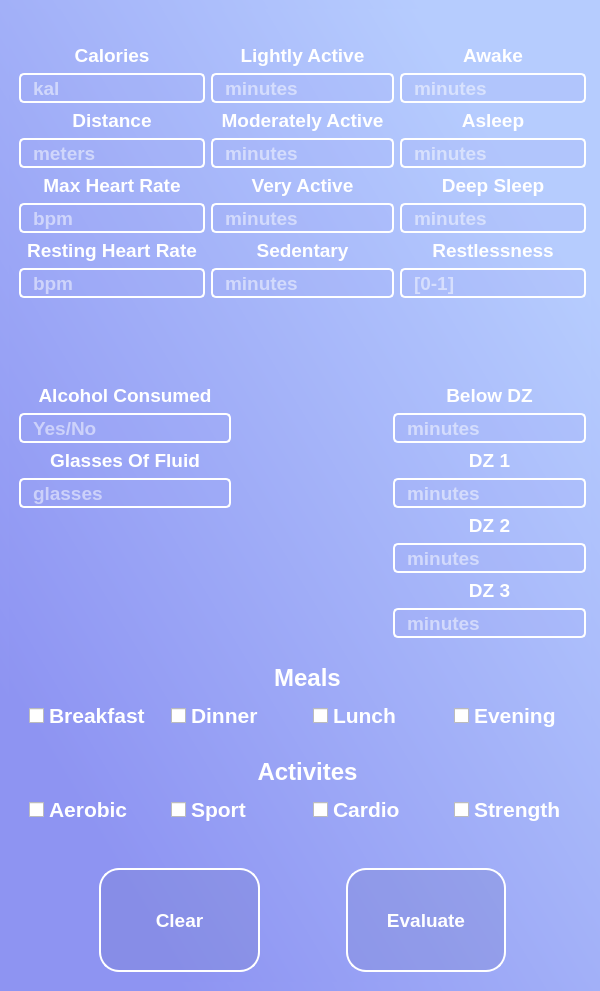
This is main.ui in OlehRelang/SleepScoreApp as Qt 5 draws it before an edit. The edited form follows.
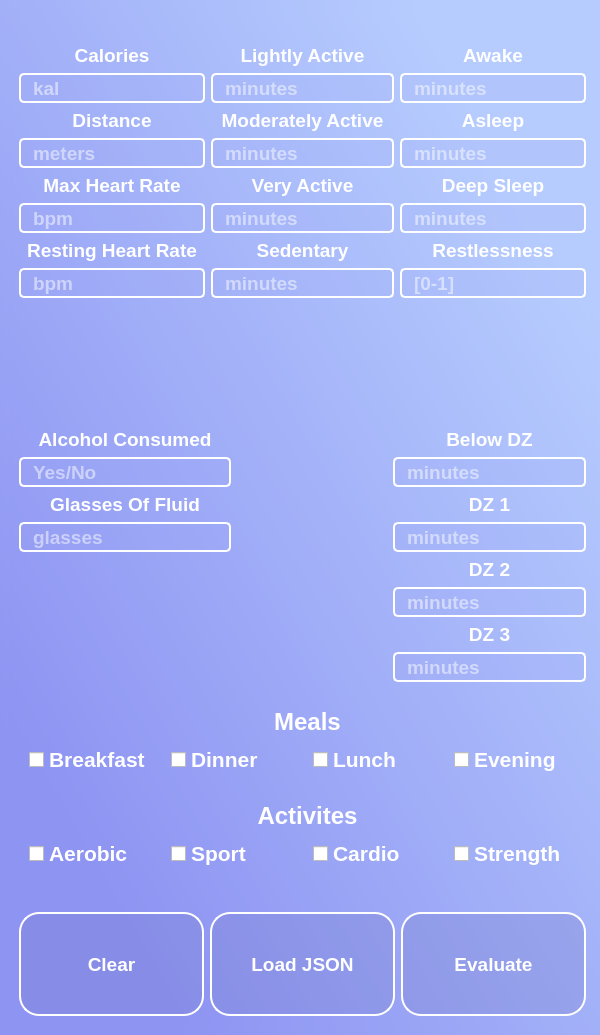
This is the edited form. The open tabs and pages were chosen to show the change.

```diff
--- a/main.ui
+++ b/main.ui
@@ -7,7 +7,7 @@
     <x>0</x>
     <y>0</y>
     <width>600</width>
-    <height>991</height>
+    <height>1035</height>
    </rect>
   </property>
   <property name="windowTitle">
@@ -1521,22 +1521,6 @@
           <property name="sizeConstraint">
            <enum>QLayout::SizeConstraint::SetDefaultConstraint</enum>
           </property>
-          <item>
-           <spacer name="horizontalSpacer_3">
-            <property name="orientation">
-             <enum>Qt::Orientation::Horizontal</enum>
-            </property>
-            <property name="sizeType">
-             <enum>QSizePolicy::Policy::Fixed</enum>
-            </property>
-            <property name="sizeHint" stdset="0">
-             <size>
-              <width>80</width>
-              <height>20</height>
-             </size>
-            </property>
-           </spacer>
-          </item>
           <item>
            <widget class="QPushButton" name="pushButton_clear">
             <property name="minimumSize">
@@ -1587,20 +1571,35 @@
            </widget>
           </item>
           <item>
-           <spacer name="horizontalSpacer_2">
-            <property name="orientation">
-             <enum>Qt::Orientation::Horizontal</enum>
+           <widget class="QPushButton" name="pushButton_load_2">
+            <property name="font">
+             <font>
+              <pointsize>14</pointsize>
+              <bold>true</bold>
+             </font>
             </property>
-            <property name="sizeType">
-             <enum>QSizePolicy::Policy::Fixed</enum>
+            <property name="styleSheet">
+             <string notr="true">QPushButton {
+color: rgb(255, 255, 255);
+border: 2px solid rgb(255, 255, 255);
+border-radius: 20px;
+height: 100px;
+width: 100px;
+background-color: rgba(117, 123, 200, 70);
+}
+
+QPushButton:hover {
+	background-color: rgb(141, 154, 225);
+}
+
+QPushButton:pressed {
+	background-color: rgb(141, 158, 255);
+}</string>
             </property>
-            <property name="sizeHint" stdset="0">
-             <size>
-              <width>80</width>
-              <height>20</height>
-             </size>
+            <property name="text">
+             <string>Load JSON</string>
             </property>
-           </spacer>
+           </widget>
           </item>
           <item>
            <widget class="QPushButton" name="pushButton_eval">
@@ -1645,22 +1644,6 @@
             </property>
            </widget>
           </item>
-          <item>
-           <spacer name="horizontalSpacer_4">
-            <property name="orientation">
-             <enum>Qt::Orientation::Horizontal</enum>
-            </property>
-            <property name="sizeType">
-             <enum>QSizePolicy::Policy::Fixed</enum>
-            </property>
-            <property name="sizeHint" stdset="0">
-             <size>
-              <width>80</width>
-              <height>20</height>
-             </size>
-            </property>
-           </spacer>
-          </item>
          </layout>
         </item>
        </layout>
```
